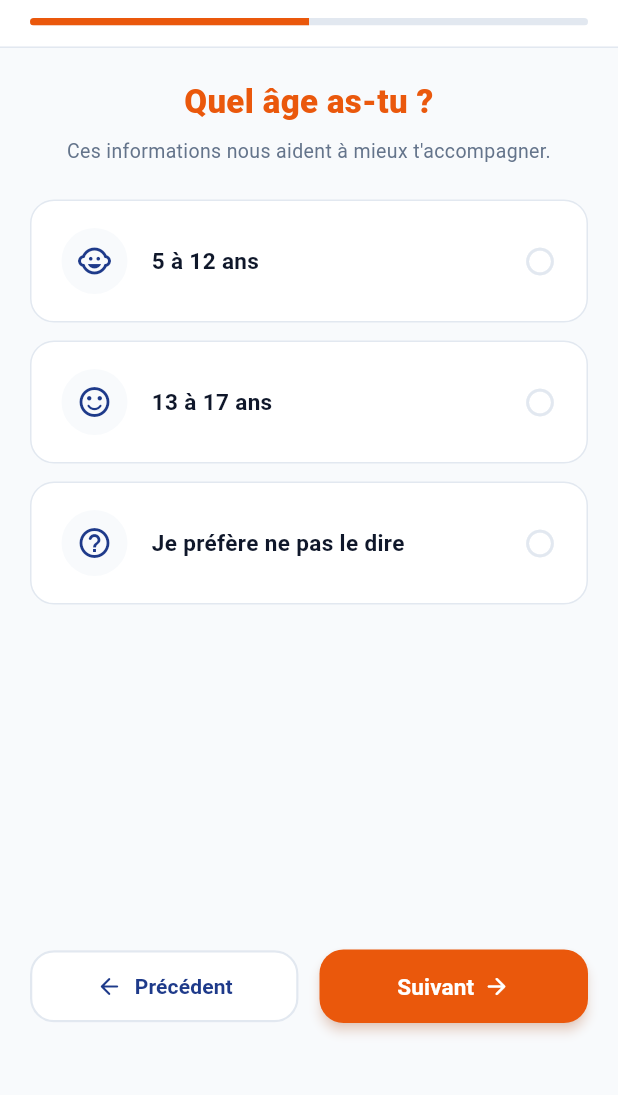
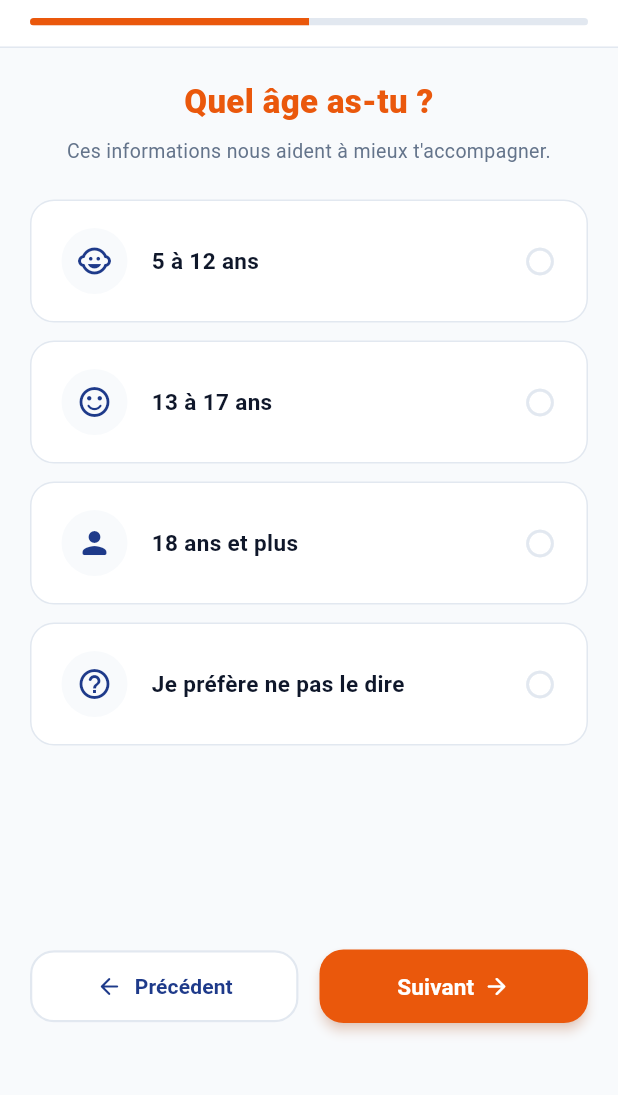
Before and after one commit to sayouba2/emc_helpline, a Flutter app: the ReportingWizardScreen screen opened directly, after a tap on "Continuer", on a phone screen of 412 x 824 dp, the part 102-1197 px from its top. Run offline on Flutter 3.47's test engine with Material 3 defaults, Android fonts, the phone set to English and light mode, and no system bars; our stand-ins replace font_awesome_flutter, image_picker.

Commit message:
feat(ui): remove dark mode icon to expand CMRPI header logo width and move Chatbot redirection to age selection step

```diff
--- a/lib/views/components/header_app_bar.dart
+++ b/lib/views/components/header_app_bar.dart
@@ -91,13 +91,13 @@ class HeaderAppBar extends StatelessWidget implements PreferredSizeWidget {
         ],
       ),
       actions: [
-        // CMRPI Partner Logo (Largeur augmentée)
+        // CMRPI Partner Logo (Plus d'espace et largeur augmentée sans bouton mode sombre)
         Padding(
-          padding: const EdgeInsets.symmetric(vertical: 8, horizontal: 2),
+          padding: const EdgeInsets.symmetric(vertical: 8, horizontal: 4),
           child: Container(
-            width: 40,
+            width: 52,
             height: 38,
-            padding: const EdgeInsets.all(3),
+            padding: const EdgeInsets.symmetric(horizontal: 4, vertical: 3),
             decoration: BoxDecoration(
               color: isDark ? AppColors.cardBgDark : Colors.white,
               borderRadius: BorderRadius.circular(11),
@@ -126,31 +126,9 @@ class HeaderAppBar extends StatelessWidget implements PreferredSizeWidget {
           ),
         ),
 
-        // Dark / Light Mode Toggle Button
-        Padding(
-          padding: const EdgeInsets.symmetric(vertical: 10, horizontal: 2),
-          child: IconButton(
-            tooltip: isDark ? 'Mode clair' : 'Mode sombre',
-            style: IconButton.styleFrom(
-              backgroundColor: isDark ? AppColors.cardBgDark : AppColors.bgLight,
-              shape: RoundedRectangleBorder(
-                borderRadius: BorderRadius.circular(12),
-              ),
-            ),
-            icon: IconUtils.buildIcon(
-              isDark ? FontAwesomeIcons.sun : FontAwesomeIcons.moon,
-              color: isDark ? const Color(0xFFFBBF24) : AppColors.primaryBlue,
-              size: 15,
-            ),
-            onPressed: () {
-              themeProvider.toggleTheme();
-            },
-          ),
-        ),
-
         // Language Switcher Button (FR / AR / EN)
         Padding(
-          padding: const EdgeInsets.only(right: 10, left: 2, top: 10, bottom: 10),
+          padding: const EdgeInsets.only(right: 10, left: 4, top: 10, bottom: 10),
           child: IconButton(
             tooltip: AppTranslations.getText('change_language', lang),
             style: IconButton.styleFrom(
--- a/lib/views/reporting/steps/step2_age_screen.dart
+++ b/lib/views/reporting/steps/step2_age_screen.dart
@@ -1,8 +1,13 @@
 import 'package:flutter/material.dart';
+import 'package:font_awesome_flutter/font_awesome_flutter.dart';
 import 'package:provider/provider.dart';
 import '../../../core/constants/app_colors.dart';
 import '../../../core/constants/app_text_styles.dart';
+import '../../../core/utils/icon_utils.dart';
 import '../../../providers/report_provider.dart';
+import '../../../providers/theme_provider.dart';
+import '../../chatbot/emc_chatbot_screen.dart';
+import '../../components/glass_container.dart';
 
 class Step2AgeScreen extends StatelessWidget {
   const Step2AgeScreen({super.key});
@@ -10,20 +15,30 @@ class Step2AgeScreen extends StatelessWidget {
   @override
   Widget build(BuildContext context) {
     final provider = Provider.of<ReportProvider>(context);
+    final themeProvider = Provider.of<ThemeProvider>(context);
+    final isDark = themeProvider.isDarkMode;
     final selectedAge = provider.currentReport.ageRange;
 
     final List<Map<String, dynamic>> options = [
       {
         'title': '5 à 12 ans',
         'icon': Icons.child_care_rounded,
+        'isYouth': false,
       },
       {
         'title': '13 à 17 ans',
         'icon': Icons.sentiment_satisfied_alt_rounded,
+        'isYouth': true,
+      },
+      {
+        'title': '18 ans et plus',
+        'icon': Icons.person_rounded,
+        'isYouth': true,
       },
       {
         'title': 'Je préfère ne pas le dire',
         'icon': Icons.help_outline_rounded,
+        'isYouth': false,
       },
     ];
 
@@ -35,13 +50,17 @@ class Step2AgeScreen extends StatelessWidget {
           Text(
             "Quel âge as-tu ?",
             textAlign: TextAlign.center,
-            style: AppTextStyles.screenTitle,
+            style: AppTextStyles.screenTitle.copyWith(
+              color: isDark ? AppColors.textPrimaryDark : AppColors.primaryOrange,
+            ),
           ),
           const SizedBox(height: 8),
           Text(
             "Ces informations nous aident à mieux t'accompagner.",
             textAlign: TextAlign.center,
-            style: AppTextStyles.screenSubtitle,
+            style: AppTextStyles.screenSubtitle.copyWith(
+              color: isDark ? AppColors.textSecondaryDark : AppColors.textSecondaryLight,
+            ),
           ),
           const SizedBox(height: 24),
           ...options.map((opt) {
@@ -57,10 +76,16 @@ class Step2AgeScreen extends StatelessWidget {
                   duration: const Duration(milliseconds: 200),
                   padding: const EdgeInsets.symmetric(horizontal: 20, vertical: 18),
                   decoration: BoxDecoration(
-                    color: isSelected ? AppColors.cardBg : Colors.white,
+                    color: isSelected
+                        ? (isDark
+                            ? AppColors.primaryBlue.withValues(alpha: 0.35)
+                            : AppColors.whatsappBgLight)
+                        : (isDark ? AppColors.cardBgDark : Colors.white),
                     borderRadius: BorderRadius.circular(16),
                     border: Border.all(
-                      color: isSelected ? AppColors.primaryBlue : AppColors.borderLight,
+                      color: isSelected
+                          ? (isDark ? AppColors.accentCyan : AppColors.primaryBlue)
+                          : (isDark ? AppColors.borderDark : AppColors.borderLight),
                       width: isSelected ? 2 : 1,
                     ),
                   ),
@@ -70,13 +95,15 @@ class Step2AgeScreen extends StatelessWidget {
                         padding: const EdgeInsets.all(10),
                         decoration: BoxDecoration(
                           color: isSelected
-                              ? AppColors.primaryBlue.withValues(alpha: 0.12)
-                              : AppColors.bgLight,
+                              ? (isDark
+                                  ? AppColors.accentCyan.withValues(alpha: 0.2)
+                                  : AppColors.primaryBlue.withValues(alpha: 0.12))
+                              : (isDark ? AppColors.bgDark : AppColors.bgLight),
                           shape: BoxShape.circle,
                         ),
                         child: Icon(
                           opt['icon'] as IconData,
-                          color: AppColors.primaryBlue,
+                          color: isDark ? AppColors.accentCyan : AppColors.primaryBlue,
                           size: 24,
                         ),
                       ),
@@ -84,12 +111,19 @@ class Step2AgeScreen extends StatelessWidget {
                       Expanded(
                         child: Text(
                           opt['title'] as String,
-                          style: AppTextStyles.cardTitle.copyWith(fontSize: 15),
+                          style: AppTextStyles.cardTitle.copyWith(
+                            fontSize: 15,
+                            color: isSelected
+                                ? (isDark ? AppColors.accentCyan : AppColors.primaryBlue)
+                                : (isDark ? AppColors.textPrimaryDark : AppColors.textPrimaryLight),
+                          ),
                         ),
                       ),
                       Icon(
                         isSelected ? Icons.radio_button_checked : Icons.radio_button_unchecked,
-                        color: isSelected ? AppColors.primaryBlue : AppColors.borderLight,
+                        color: isSelected
+                            ? (isDark ? AppColors.accentCyan : AppColors.primaryBlue)
+                            : (isDark ? AppColors.borderDark : AppColors.borderLight),
                         size: 22,
                       ),
                     ],
@@ -98,6 +132,79 @@ class Step2AgeScreen extends StatelessWidget {
               ),
             );
           }),
+
+          // Chatbot EMC Redirection Banner (Affiché si la tranche d'âge >12 ans est sélectionnée)
+          if (selectedAge == '13 à 17 ans' || selectedAge == '18 ans et plus') ...[
+            const SizedBox(height: 16),
+            GlassContainer(
+              isDarkMode: isDark,
+              padding: const EdgeInsets.all(18),
+              borderColor: AppColors.primaryOrange.withValues(alpha: 0.4),
+              child: Column(
+                crossAxisAlignment: CrossAxisAlignment.start,
+                children: [
+                  Row(
+                    children: [
+                      Container(
+                        padding: const EdgeInsets.all(10),
+                        decoration: BoxDecoration(
+                          color: AppColors.primaryOrange.withValues(alpha: 0.15),
+                          shape: BoxShape.circle,
+                        ),
+                        child: IconUtils.buildIcon(
+                          FontAwesomeIcons.robot,
+                          color: AppColors.primaryOrange,
+                          size: 20,
+                        ),
+                      ),
+                      const SizedBox(width: 12),
+                      Expanded(
+                        child: Text(
+                          "Besoin d'aide interactive immédiate ? (+12 ans)",
+                          style: TextStyle(
+                            fontSize: 14,
+                            fontWeight: FontWeight.bold,
+                            color: isDark ? AppColors.textPrimaryDark : AppColors.textPrimaryLight,
+                          ),
+                        ),
+                      ),
+                    ],
+                  ),
+                  const SizedBox(height: 10),
+                  Text(
+                    "Comme tu as plus de 12 ans, tu peux poser tes questions en direct au Chatbot EMC ou continuer ton signalement.",
+                    style: TextStyle(
+                      fontSize: 12.5,
+                      color: isDark ? AppColors.textSecondaryDark : AppColors.textSecondaryLight,
+                      height: 1.35,
+                    ),
+                  ),
+                  const SizedBox(height: 14),
+                  ElevatedButton.icon(
+                    style: ElevatedButton.styleFrom(
+                      backgroundColor: AppColors.primaryOrange,
+                      foregroundColor: Colors.white,
+                      padding: const EdgeInsets.symmetric(vertical: 12, horizontal: 16),
+                      shape: RoundedRectangleBorder(
+                        borderRadius: BorderRadius.circular(12),
+                      ),
+                    ),
+                    onPressed: () {
+                      Navigator.push(
+                        context,
+                        MaterialPageRoute(builder: (_) => const EmcChatbotScreen()),
+                      );
+                    },
+                    icon: IconUtils.buildIcon(FontAwesomeIcons.comments, size: 15, color: Colors.white),
+                    label: const Text(
+                      "Ouvrir le Chatbot EMC (+12 ans)",
+                      style: TextStyle(fontWeight: FontWeight.bold, fontSize: 13.5),
+                    ),
+                  ),
+                ],
+              ),
+            ),
+          ],
         ],
       ),
     );
```
